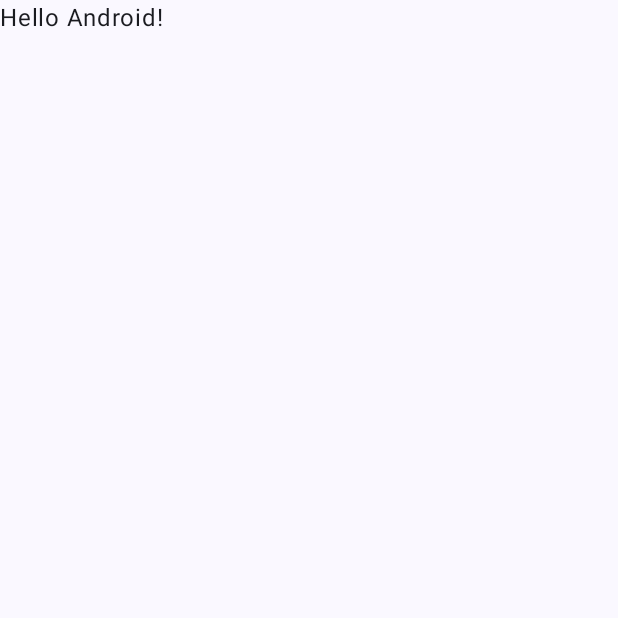
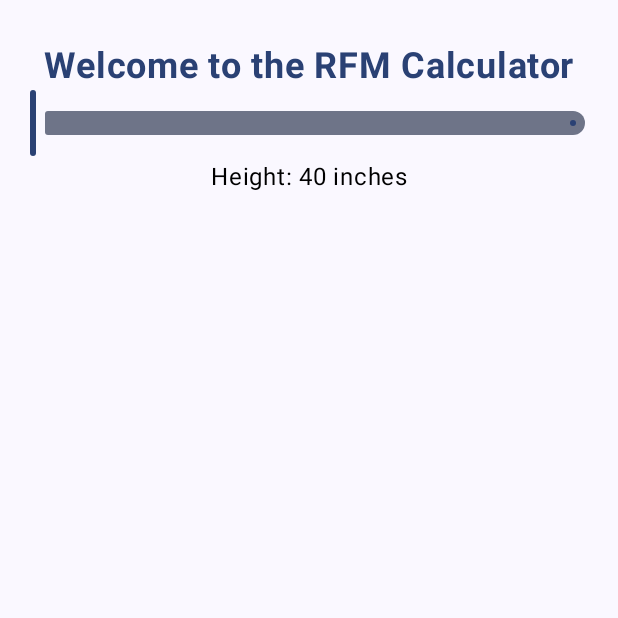
Before and after one commit to CarterChamberlin/Android-Labs, an Android app built with Jetpack Compose: the screen it shows after launch (MainActivity), on a phone screen of 412 x 824 dp, the top half of it. Before the commit the part shown is almost empty. Run offline under Robolectric (Android 15) with nearby library versions, the phone set to English and light mode, and no system bars.

```diff
--- a/Lab 1/app/src/main/java/com/example/lab1/MainActivity.kt
+++ b/Lab 1/app/src/main/java/com/example/lab1/MainActivity.kt
@@ -3,14 +3,35 @@ package com.example.lab1
 import android.os.Bundle
 import androidx.activity.ComponentActivity
 import androidx.activity.compose.setContent
+import androidx.compose.foundation.layout.Arrangement
+import androidx.compose.foundation.layout.Column
+import androidx.compose.foundation.layout.Spacer
 import androidx.compose.foundation.layout.fillMaxSize
+import androidx.compose.foundation.layout.fillMaxWidth
+import androidx.compose.foundation.layout.height
+import androidx.compose.foundation.layout.padding
+import androidx.compose.foundation.layout.width
 import androidx.compose.material3.MaterialTheme
+import androidx.compose.material3.OutlinedButton
+import androidx.compose.material3.Slider
 import androidx.compose.material3.Surface
 import androidx.compose.material3.Text
 import androidx.compose.runtime.Composable
+import androidx.compose.runtime.getValue
+import androidx.compose.runtime.mutableStateOf
+import androidx.compose.runtime.remember
+import androidx.compose.runtime.setValue
+import androidx.compose.ui.Alignment
 import androidx.compose.ui.Modifier
+import androidx.compose.ui.graphics.Color
+import androidx.compose.ui.semantics.contentDescription
+import androidx.compose.ui.semantics.semantics
+import androidx.compose.ui.text.font.FontWeight
 import androidx.compose.ui.tooling.preview.Preview
+import androidx.compose.ui.unit.dp
+import androidx.compose.ui.unit.sp
 import com.example.lab1.ui.theme.Lab1Theme
+import org.intellij.lang.annotations.JdkConstants.HorizontalAlignment
 
 class MainActivity : ComponentActivity() {
     override fun onCreate(savedInstanceState: Bundle?) {
@@ -22,25 +43,51 @@ class MainActivity : ComponentActivity() {
                     modifier = Modifier.fillMaxSize(),
                     color = MaterialTheme.colorScheme.background
                 ) {
-                    Greeting("Android")
                 }
+
+                Column(
+                    modifier = Modifier
+                        .fillMaxSize()
+                        .padding(20.dp),
+                    horizontalAlignment = Alignment.CenterHorizontally
+                ) {
+                    Spacer(modifier = Modifier.height(10.dp))
+                    TitleText()
+                    HeightSlider()
+
+                }
+
             }
         }
     }
 }
 
 @Composable
-fun Greeting(name: String, modifier: Modifier = Modifier) {
+fun TitleText() {
     Text(
-        text = "Hello $name!",
-        modifier = modifier
+        text = "Welcome to the RFM Calculator",
+        color = MaterialTheme.colorScheme.primary,
+        fontSize = 24.sp,
+        fontWeight = FontWeight.Bold
     )
 }
 
-@Preview(showBackground = true)
 @Composable
-fun GreetingPreview() {
-    Lab1Theme {
-        Greeting("Android")
-    }
+fun HeightSlider() {
+    var sliderPosition by remember { mutableStateOf(40f) }
+    Slider(
+        modifier = Modifier.semantics { contentDescription = "Localized Description" },
+        value = sliderPosition,
+        onValueChange = { sliderPosition = it },
+        valueRange = 40f..80f,
+        onValueChangeFinished = {
+            // launch some business logic update with the state you hold
+            // viewModel.updateSelectedSliderValue(sliderPosition)
+        },
+        //steps = 100
+
+    )
+    var stepInt = (sliderPosition).toInt()
+
+    Text(text = "Height: $stepInt inches")
 }
```
Also changed, not shown: 1 other file.
